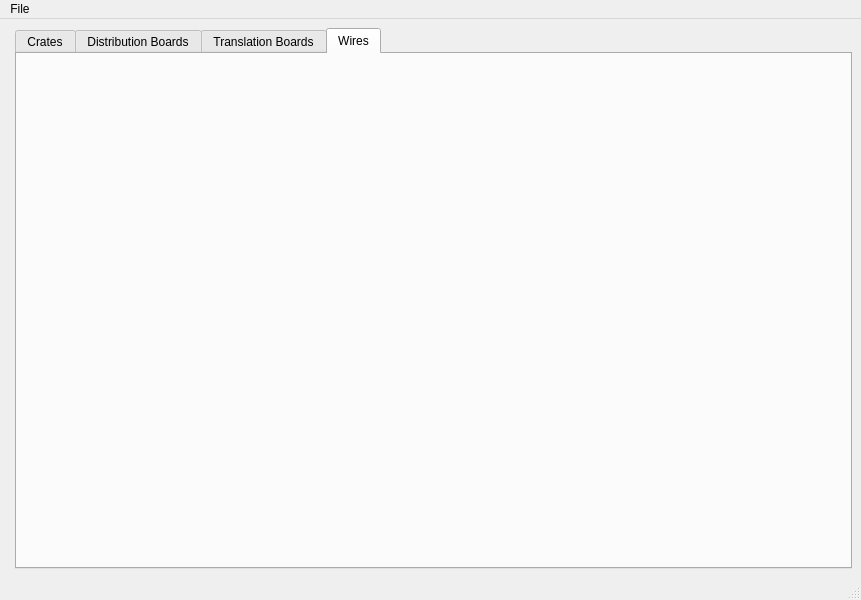
Qt form clas12_wiremap/ui/MainWindow.ui (JeffersonLab/clas12-dc-wiremap) before a commit.
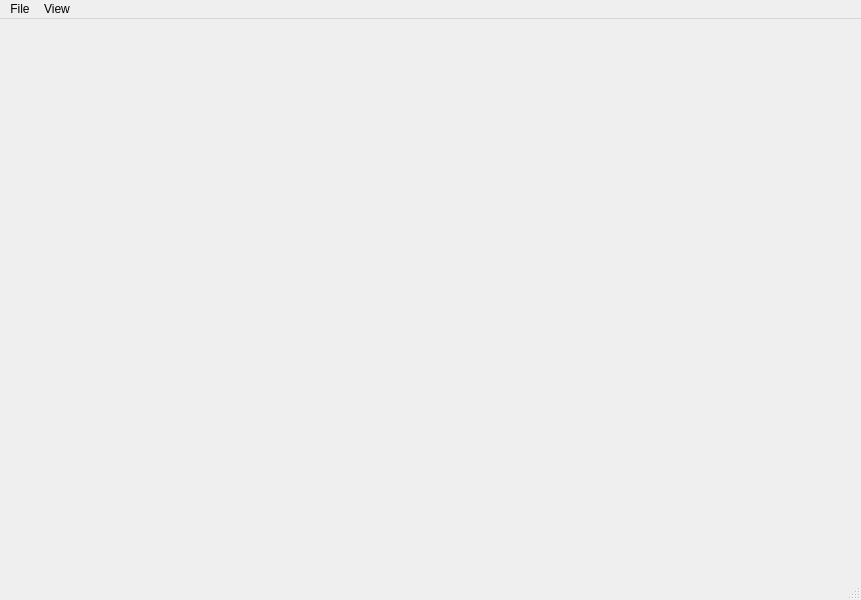
The same form after that commit. The open tabs and pages were chosen to show the change.

Commit message: new views with main window

Patch:
```diff
--- a/clas12_wiremap/ui/MainWindow.ui
+++ b/clas12_wiremap/ui/MainWindow.ui
@@ -19,45 +19,12 @@
      <enum>QLayout::SetDefaultConstraint</enum>
     </property>
     <item>
-     <widget class="QWidget" name="sidebar_holder" native="true"/>
-    </item>
-    <item>
-     <widget class="QTabWidget" name="display_tabs">
-      <property name="layoutDirection">
-       <enum>Qt::LeftToRight</enum>
-      </property>
+     <widget class="QStackedWidget" name="left_stacked_widget">
       <property name="currentIndex">
        <number>0</number>
       </property>
-      <property name="tabsClosable">
-       <bool>false</bool>
-      </property>
-      <property name="movable">
-       <bool>true</bool>
-      </property>
-      <widget class="QWidget" name="crate_tab_holder">
-       <attribute name="title">
-        <string>Crates</string>
-       </attribute>
-      </widget>
-      <widget class="QWidget" name="distr_board_tab_holder">
-       <attribute name="title">
-        <string>Distribution Boards</string>
-       </attribute>
-      </widget>
-      <widget class="QWidget" name="trans_board_tab_holder">
-       <attribute name="title">
-        <string>Translation Boards</string>
-       </attribute>
-      </widget>
-      <widget class="QWidget" name="wire_map_tab_holder">
-       <property name="enabled">
-        <bool>true</bool>
-       </property>
-       <attribute name="title">
-        <string>Wires</string>
-       </attribute>
-      </widget>
+      <widget class="QWidget" name="explorer_holder" native="true"/>
+      <widget class="QWidget" name="chooser_holder"/>
      </widget>
     </item>
    </layout>
@@ -79,7 +46,15 @@
     <addaction name="separator"/>
     <addaction name="actionQuit"/>
    </widget>
+   <widget class="QMenu" name="menuView">
+    <property name="title">
+     <string>View</string>
+    </property>
+    <addaction name="actionExplorer"/>
+    <addaction name="actionChooser"/>
+   </widget>
    <addaction name="menuFile"/>
+   <addaction name="menuView"/>
   </widget>
   <widget class="QStatusBar" name="statusbar"/>
   <action name="actionOpen">
```
Left out of the diff: 74 changed lines with no effect on the pictures. The commit also changes 1 other file.
